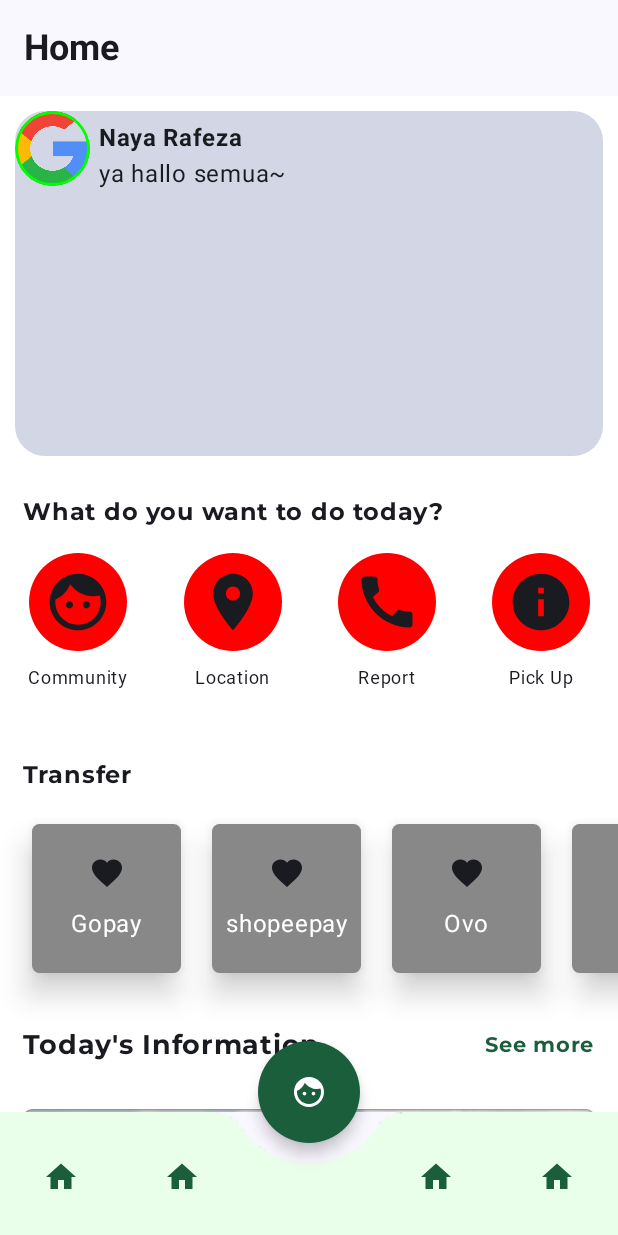
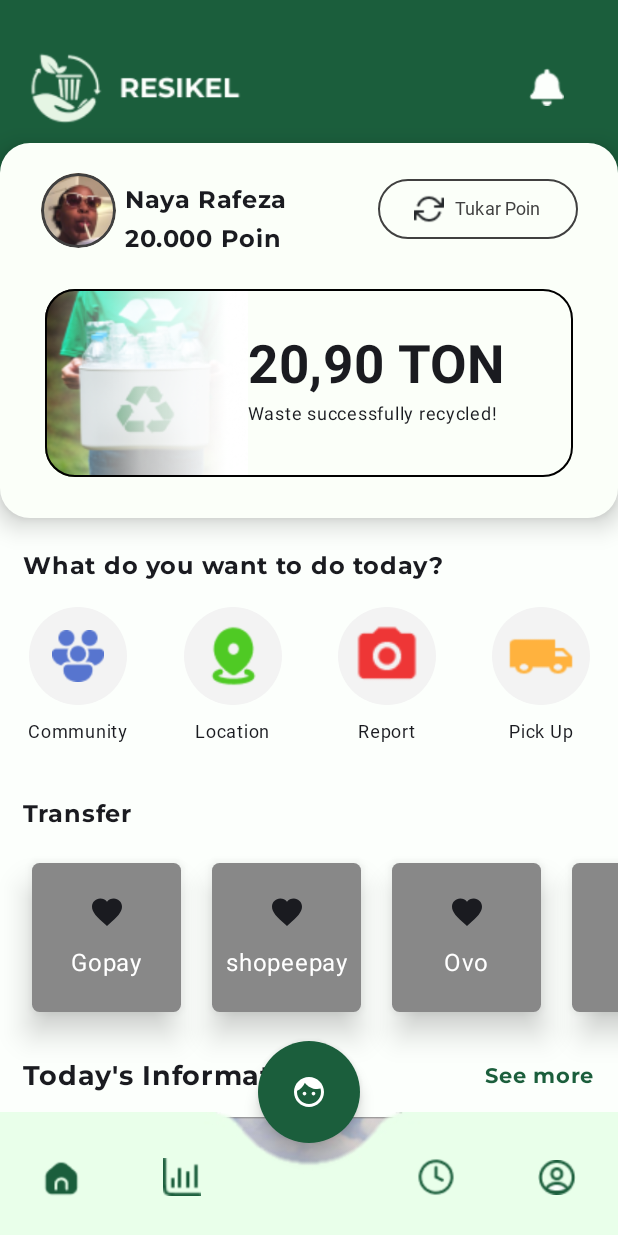
Before and after one commit to Resikel-Mobile/resikelApp, an Android app built with Jetpack Compose: the resikelApp screen opened through its navigation route, on a phone screen of 412 x 824 dp. Run offline under Robolectric (Android 15) with nearby library versions, the light colour scheme and no system bars; Roboto replaces fonts that are not available here.

Commit message:
update halaman home

```diff
--- a/app/src/main/java/com/example/resikel/homeScreen.kt
+++ b/app/src/main/java/com/example/resikel/homeScreen.kt
@@ -1,5 +1,6 @@
 package com.example.resikel
 
+import androidx.compose.foundation.BorderStroke
 import androidx.compose.foundation.Image
 import androidx.compose.foundation.background
 import androidx.compose.foundation.border
@@ -10,12 +11,16 @@
 import androidx.compose.foundation.layout.PaddingValues
 import androidx.compose.foundation.layout.Row
 import androidx.compose.foundation.layout.Spacer
+import androidx.compose.foundation.layout.fillMaxHeight
 import androidx.compose.foundation.layout.fillMaxSize
 import androidx.compose.foundation.layout.fillMaxWidth
 import androidx.compose.foundation.layout.height
+import androidx.compose.foundation.layout.offset
 import androidx.compose.foundation.layout.padding
 import androidx.compose.foundation.layout.size
+import androidx.compose.foundation.layout.sizeIn
 import androidx.compose.foundation.layout.width
+import androidx.compose.foundation.layout.wrapContentSize
 import androidx.compose.foundation.lazy.LazyRow
 import androidx.compose.foundation.lazy.items
 import androidx.compose.foundation.rememberScrollState
@@ -30,6 +35,8 @@
 import androidx.compose.material.icons.filled.Home
 import androidx.compose.material.icons.filled.Info
 import androidx.compose.material.icons.filled.LocationOn
+import androidx.compose.material3.Button
+import androidx.compose.material3.ButtonDefaults
 import androidx.compose.material3.Icon
 import androidx.compose.material3.Surface
 import androidx.compose.material3.Text
@@ -46,6 +53,7 @@
 import androidx.compose.ui.unit.dp
 import androidx.compose.ui.unit.sp
 import androidx.navigation.NavController
+import androidx.navigation.compose.rememberNavController
 import com.example.resikel.ui.theme.montserrat
 
 @Composable
@@ -57,39 +65,148 @@
         Modifier
             .verticalScroll(scrollState)
             .fillMaxSize()
-            .background(Color.White)
+            .background(Color(252, 255, 252))
     ) {
+        Box {
+            Row(
+
+                horizontalArrangement = Arrangement.spacedBy(176.dp),
+                modifier = Modifier
+                    .background(Color(27, 94, 60))
+                    .fillMaxWidth().padding(top = 10.dp)
+            ) {
+                Image(
+                    painter = painterResource(R.drawable.ic_logohome),
+                    contentDescription = "",
+
+                    modifier = Modifier
+                        .size(175.dp)
+                        .offset(y = -30.dp)
+
+                )
+                Image(
+                    painter = painterResource(R.drawable.ic_notif),
+                    contentDescription = "", modifier = Modifier
+                        .size(25.dp)
+                        .offset(y = 35.dp)
+                )
+            }
+
             Surface(
                 shape = RoundedCornerShape(20.dp),
+                color = Color(251, 255, 249),
+                shadowElevation = 10.dp,
                 tonalElevation = 40.dp,
                 modifier = Modifier
+                    .padding(top = 95.dp)
                     .height(250.dp)
                     .fillMaxWidth()
-                .padding(10.dp)
             ) {
-            Row() {
+                Column(
+                    horizontalAlignment = Alignment.CenterHorizontally,
+                ) {
+                    Row(
+                        horizontalArrangement = Arrangement.SpaceAround,
+                        modifier = Modifier
+                            .padding(
+                                top = 20.dp,
+                                start = 0.dp,
+                                end = 0.dp,
+                                bottom = 15.dp
+                            )
+                            .fillMaxWidth()
+                    ) {
+                        Row {
                             Image(
-                    painter = painterResource(R.drawable.ic_google),
+                                painter = painterResource(R.drawable.pp),
                                 contentDescription = "nahidul",
                                 modifier = Modifier
                                     .size(50.dp)
                                     .clip(CircleShape)
-                        .border(2.dp, Color.Green, CircleShape),
+                                    .border(2.dp, Color(64, 64, 64), CircleShape),
                                 contentScale = ContentScale.Crop
                             )
                             Column(
                                 verticalArrangement = Arrangement.Center,
                                 modifier = Modifier.padding(6.dp)
                             ) {
-                    Text("Naya Rafeza", fontWeight = FontWeight.Bold)
-                    Text("ya hallo semua~")
+                                Text(
+                                    "Naya Rafeza",
+                                    fontFamily = montserrat,
+                                    fontWeight = FontWeight.Bold
+                                )
+                                Spacer(Modifier.height(2.dp))
+                                Text(
+                                    "20.000 Poin",
+                                    fontFamily = montserrat,
+                                    fontWeight = FontWeight.Bold
+                                )
                             }
+                        }
+                        Button(
+                            colors = ButtonDefaults.buttonColors(Color.Transparent),
+                            border = BorderStroke(1.dp, Color(64, 64, 64)),
+                            onClick = {}
+                        ) {
+                            Image(
+                                painter = painterResource(R.drawable.ic_refresh),
+                                contentDescription = "",
+                                modifier = Modifier.size(20.dp)
+                            )
+                            Spacer(Modifier.width(7.dp))
+                            Text(
+                                "Tukar Poin",
+                                color = Color(64, 64, 64),
+                                fontWeight = FontWeight.Normal,
+                                fontSize = 12.sp,
+                                fontFamily = montserrat
+                            )
+                        }
+                    }
+                    Surface(
+                        shape = RoundedCornerShape(20.dp),
+                        color = Color(251, 255, 249),
+                        tonalElevation = 40.dp,
+                        border = BorderStroke(1.dp, color = Color.Black),
+                        modifier = Modifier
+                            .height(135.dp)
+                            .padding(start = 30.dp, end = 30.dp, bottom = 10.dp)
+                            .fillMaxWidth()
+                    ) {
+                        Row(
+                            verticalAlignment = Alignment.CenterVertically,
+                            modifier = Modifier.fillMaxWidth()
+                        ) {
+                            Surface(
+                                modifier = Modifier
+                                    .fillMaxHeight()
+                                    .width(135.dp)
+                            ) {
+                                Image(
+                                    painter = painterResource(R.drawable.bg_card),
+                                    contentDescription = "", contentScale = ContentScale.FillBounds
+                                )
+                            }
+                            Column(
+                                modifier = Modifier.fillMaxWidth()
+                            ) {
+                                Text("20,90 TON", fontSize = 35.sp, fontWeight = FontWeight.Bold)
+                                Text("Waste successfully recycled!", fontSize = 12.sp)
+                            }
+
 
                         }
                     }
+                }
+
+
+            }
+        }
+
+
         Text(
             text = "What do you want to do today?",
-            modifier = Modifier.padding(15.dp),
+            modifier = Modifier.padding(start = 15.dp, top = 20.dp, bottom = 15.dp, end = 15.dp),
             fontFamily = montserrat,
             fontSize = 16.sp,
             fontWeight = FontWeight.Bold
@@ -100,14 +217,14 @@
                     onClick = {},
                     modifier = Modifier.size(65.dp),
                     shape = RoundedCornerShape(33.dp),
-                    color = Color.Red,
+                    color = Color(243, 243, 243),
                 ) {
-                    Icon(
-                        imageVector = Icons.Filled.Face,
+                    Image(
+                        painter = painterResource(R.drawable.ic_com),
                         contentDescription = "",
-                        modifier = Modifier.padding(10.dp),
+                        modifier = Modifier.padding(15.dp)
+                    )
 
-                        )
                 }
                 Spacer(Modifier.height(6.dp))
                 Text(
@@ -122,13 +239,12 @@
                     onClick = {},
                     modifier = Modifier.size(65.dp),
                     shape = RoundedCornerShape(33.dp),
-                    color = Color.Red,
+                    color = Color(243, 243, 243),
                 ) {
-                    Icon(
-                        imageVector = Icons.Filled.LocationOn,
+                    Image(
+                        painter = painterResource(R.drawable.ic_location),
                         contentDescription = "",
-                        modifier = Modifier.padding(10.dp),
-
+                        modifier = Modifier.padding(10.dp)
                     )
                 }
                 Spacer(Modifier.height(6.dp))
@@ -144,13 +260,12 @@
                     onClick = {},
                     modifier = Modifier.size(65.dp),
                     shape = RoundedCornerShape(33.dp),
-                    color = Color.Red,
+                    color = Color(243, 243, 243),
                 ) {
-                    Icon(
-                        imageVector = Icons.Filled.Call,
+                    Image(
+                        painter = painterResource(R.drawable.ic_kamera),
                         contentDescription = "",
-                        modifier = Modifier.padding(10.dp),
-
+                        modifier = Modifier.padding(10.dp)
                     )
                 }
                 Spacer(Modifier.height(6.dp))
@@ -166,12 +281,12 @@
                     onClick = {},
                     modifier = Modifier.size(65.dp),
                     shape = RoundedCornerShape(33.dp),
-                    color = Color.Red,
+                    color = Color(243, 243, 243),
                 ) {
-                    Icon(
-                        imageVector = Icons.Filled.Info,
+                    Image(
+                        painter = painterResource(R.drawable.ic_pickup),
                         contentDescription = "",
-                        modifier = Modifier.padding(10.dp),
+                        modifier = Modifier.padding(10.dp)
                     )
                 }
                 Spacer(Modifier.height(6.dp))
@@ -183,7 +298,7 @@
                 )
             }
         }
-        Spacer(Modifier.height(25.dp))
+        Spacer(Modifier.height(15.dp))
         Text(
             text = "Transfer", modifier = Modifier.padding(15.dp),
             fontFamily = montserrat,
@@ -217,8 +332,11 @@
                 }
             }
         }
-        Spacer(Modifier.height(15.dp))
-        Row(horizontalArrangement = Arrangement.SpaceBetween, modifier = Modifier.fillMaxWidth()) {
+        Spacer(Modifier.height(10.dp))
+        Row(
+            horizontalArrangement = Arrangement.SpaceBetween,
+            modifier = Modifier.fillMaxWidth()
+        ) {
             Text(
                 text = "Today's Information", modifier = Modifier.padding(15.dp),
                 fontFamily = montserrat,
@@ -238,7 +356,7 @@
             shape = RoundedCornerShape(6.dp),
             modifier = Modifier
                 .fillMaxWidth()
-                .padding(15.dp)
+                .padding(start = 20.dp, bottom = 10.dp, end = 20.dp, top = 0.dp)
                 .height(200.dp)
         ) {
             Column {
@@ -284,3 +402,9 @@
 
     }
 }
+
+@Preview
+@Composable
+private fun prehomescreen() {
+    homeScreen(navController = rememberNavController())
+}
--- a/app/src/main/java/com/example/resikel/resikelApp.kt
+++ b/app/src/main/java/com/example/resikel/resikelApp.kt
@@ -30,6 +30,7 @@
 import androidx.compose.material3.Scaffold
 import androidx.compose.material3.Text
 import androidx.compose.material3.TopAppBar
+import androidx.compose.material3.TopAppBarDefaults
 import androidx.compose.runtime.Composable
 import androidx.compose.runtime.getValue
 import androidx.compose.runtime.mutableStateOf
@@ -61,11 +62,12 @@
     val currentDestination = currentBackStackEntry?.destination?.route
     Scaffold(
         topBar = {
+            if (currentDestination != "homeScreen") {
                 TopAppBar(
+                    colors = TopAppBarDefaults.topAppBarColors(containerColor = Color(27, 94, 60)),
                     title = {
                         Text(
                             text = when (currentDestination) {
-                            "homeScreen" -> "Home"
                                 "historyScreen" -> "History"
                                 "profileScreen" -> "Profile"
                                 else -> "ResikelApp"
@@ -75,12 +77,13 @@
                         )
                     },
                 )
+            }
         },
 
         bottomBar = { navBottomResikel(navController) },
-        content = { innerPadding ->
+        content = { paddingValues ->
             Column(
-                modifier = Modifier.padding(innerPadding)
+                modifier = Modifier.padding()
             ) {
                 NavHost(
                     navController = navController,
@@ -124,26 +127,46 @@
                 navController.navigate("homeScreen") {
                     popUpTo(navController.graph.startDestinationId) { inclusive = true }
                 }
-            }) { Icon(Icons.Default.Home, contentDescription = "Home", tint = Color(27, 94, 60)) }
+            }
+            ) {
+                Image(
+                    painter = painterResource(R.drawable.ic_home),
+                    contentDescription = "",
+                    modifier = Modifier.size(30.dp)
+                )
+            }
             IconButton(onClick = {
                 selectedItem = "historyScreen"
                 navController.navigate("historyScreen") {
                     popUpTo(navController.graph.startDestinationId) { inclusive = true }
                 }
-            }) { Icon(Icons.Default.Home, contentDescription = "Home", tint = Color(27, 94, 60)) }
+            }) {
+                Image(
+                    painter = painterResource(R.drawable.ic_analy),
+                    contentDescription = "",
+                    modifier = Modifier.size(25.dp)
+                ) }
             Spacer(Modifier.width(56.dp)) // Space for the FAB in the middle
             IconButton(onClick = {
                 selectedItem = "profileScreen"
                 navController.navigate("profileScreen") {
                     popUpTo(navController.graph.startDestinationId) { inclusive = true }
                 }
-            }) { Icon(Icons.Default.Home, contentDescription = "Home", tint = Color(27, 94, 60)) }
+            }) {  Image(
+                painter = painterResource(R.drawable.ic_hist),
+                contentDescription = "",
+                modifier = Modifier.size(25.dp)
+            ) }
             IconButton(onClick = {
                 selectedItem = "profileScreen"
                 navController.navigate("profileScreen") {
                     popUpTo(navController.graph.startDestinationId) { inclusive = true }
                 }
-            }) { Icon(Icons.Default.Home, contentDescription = "Home", tint = Color(27, 94, 60)) }
+            }) { Image(
+                painter = painterResource(R.drawable.ic_prof),
+                contentDescription = "",
+                modifier = Modifier.size(25.dp)
+            ) }
         }
 
 
```
Also changed, not shown: app/src/main/res/drawable/bg_card.png (added), app/src/main/res/drawable/ic_analy.png (added), app/src/main/res/drawable/ic_com.png (added), app/src/main/res/drawable/ic_hist.png (added), app/src/main/res/drawable/ic_home.png (added), app/src/main/res/drawable/ic_kamera.png (added), app/src/main/res/drawable/ic_location.png (added), app/src/main/res/drawable/ic_logohome.png (added), app/src/main/res/drawable/ic_notif.png (added), app/src/main/res/drawable/ic_pickup.png (added), app/src/main/res/drawable/ic_prof.png (added), app/src/main/res/drawable/ic_refresh.png (added), app/src/main/res/drawable/ic_save.png (added), app/src/main/res/drawable/pp.png (added). Lines whose indentation alone changed are shown as unchanged.
